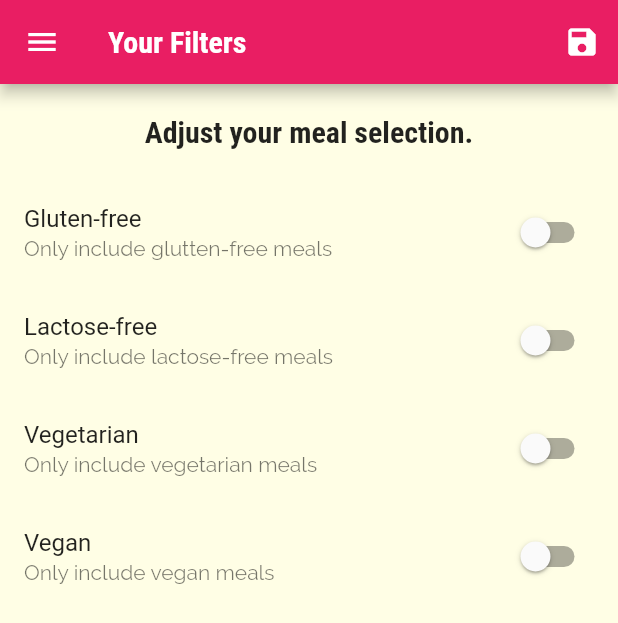
After one commit to O1iv3r1412/meals_app, a Flutter app: the FiltersScreen screen opened by its route, in the side drawer, after a tap on the "save" icon, on a phone screen of 412 x 824 dp. The commit adds this screen. Shown: the top 623 px of the screen. Run offline on Flutter 3.47's test engine with Material 2 defaults, Android fonts, the phone set to English and light mode, and no system bars.

Commit message:
second comit

```diff
--- a/lib/main.dart
+++ b/lib/main.dart
@@ -1,13 +1,73 @@
 import "package:flutter/material.dart";
 
+import './dummy_data.dart';
+import './screens/filters_screen.dart';
 import './screens/tabs_screen.dart';
 import './screens/meal_detail_screen.dart';
 import './screens/category_meals_screen.dart';
 import './screens/categories_screen.dart';
+import './models/meal.dart';
 
 void main() => runApp(MyApp());
 
-class MyApp extends StatelessWidget {
+class MyApp extends StatefulWidget {
+  @override
+  State<MyApp> createState() => _MyAppState();
+}
+
+class _MyAppState extends State<MyApp> {
+  Map<String, bool> _filters = {
+    "gluten": false,
+    "lactose": false,
+    "vegan": false,
+    "vegetarian": false,
+  };
+
+  List<Meal> _availableMeals = DUMMY_MEALS;
+  List<Meal> _favoriteMeals = [];
+
+  void _setFilters(Map<String, bool> filterData) {
+    setState(() {
+      _filters = filterData;
+
+      _availableMeals = DUMMY_MEALS.where((meal) {
+        if (_filters["gluten"] && !meal.isGlutenFree) {
+          return false;
+        }
+        if (_filters["lactose"] && !meal.isLactoseFree) {
+          return false;
+        }
+        if (_filters["vegan"] && !meal.isVegan) {
+          return false;
+        }
+        if (_filters["vegetarian"] && !meal.isVegetarian) {
+          return false;
+        }
+        return true;
+      }).toList();
+    });
+  }
+
+  void _toggleFavorite(String mealId) {
+    final existingIndex =
+        _favoriteMeals.indexWhere((meal) => meal.id == mealId);
+    if (existingIndex >= 0) {
+      setState(() {
+        _favoriteMeals.removeAt(existingIndex);
+      });
+    } else {
+      setState(() {
+        _favoriteMeals.add(
+          DUMMY_MEALS.firstWhere((meal) => meal.id == mealId),
+        );
+      });
+    }
+  }
+
+  bool _isMealFavorite(String id) {
+    return _favoriteMeals.any((meal) => meal.id == id);
+  }
+
   @override
   Widget build(BuildContext context) {
     return MaterialApp(
@@ -37,9 +97,12 @@ class MyApp extends StatelessWidget {
       // home: CategoriesScreen(),
       initialRoute: "/", // default is "/"
       routes: {
-        "/": (ctx) => TabsScreen(),
-        CategoryMealsScreen.routeName: (ctx) => CategoryMealsScreen(),
-        MealDetailScreen.routeName: (ctx) => MealDetailScreen(),
+        "/": (ctx) => TabsScreen(_favoriteMeals),
+        CategoryMealsScreen.routeName: (ctx) =>
+            CategoryMealsScreen(_availableMeals),
+        MealDetailScreen.routeName: (ctx) =>
+            MealDetailScreen(_toggleFavorite, _isMealFavorite),
+        FiltersScreen.routeName: (ctx) => FiltersScreen(_filters, _setFilters),
       },
       onGenerateRoute: (settings) {
         print(settings.arguments);
--- /dev/null
+++ b/lib/screens/filters_screen.dart
@@ -0,0 +1,132 @@
+import 'package:flutter/material.dart';
+
+import '../widgets/main_drawer.dart';
+
+class FiltersScreen extends StatefulWidget {
+  static const routeName = "/filters";
+
+  final Function saveFilters;
+  final Map<String, bool> currentFilter;
+
+  FiltersScreen(this.currentFilter, this.saveFilters);
+
+  @override
+  State<FiltersScreen> createState() => _FiltersScreenState();
+}
+
+class _FiltersScreenState extends State<FiltersScreen> {
+  bool _glutenFree = false;
+  bool _vegetarian = false;
+  bool _vegan = false;
+  bool _lactoseFree = false;
+
+  initState() {
+    _glutenFree = widget.currentFilter["gluten"];
+    _lactoseFree = widget.currentFilter["lactose"];
+    _vegan = widget.currentFilter["vegan"];
+    _vegetarian = widget.currentFilter["vegetarian"];
+    super.initState();
+  }
+
+  Widget _buildSwitchListTile(String title, String description,
+      bool currentValue, Function(bool) updateValue) {
+    return SwitchListTile(
+      title: Text(title),
+      value: currentValue,
+      subtitle: Text(
+        description,
+      ),
+      onChanged: updateValue,
+    );
+  }
+
+  @override
+  Widget build(BuildContext context) {
+    return Scaffold(
+      appBar: AppBar(
+        title: Text("Your Filters"),
+        actions: [
+          IconButton(
+            icon: Icon(Icons.save),
+            onPressed: () {
+              final selectedFilters = {
+                "gluten": _glutenFree,
+                "lactose": _lactoseFree,
+                "vegan": _vegan,
+                "vegetarian": _vegetarian,
+              };
+
+              widget.saveFilters(selectedFilters);
+            },
+          )
+        ],
+      ),
+      drawer: MainDrawer(),
+      body: Column(
+        children: <Widget>[
+          Container(
+            padding: EdgeInsets.all(20),
+            child: Text(
+              "Adjust your meal selection.",
+              style: Theme.of(context).textTheme.headline6,
+            ),
+          ),
+          Expanded(
+            child: ListView(
+              children: <Widget>[
+                _buildSwitchListTile(
+                  "Gluten-free",
+                  "Only include glutten-free meals",
+                  _glutenFree,
+                  (newValue) {
+                    setState(
+                      () {
+                        _glutenFree = newValue;
+                      },
+                    );
+                  },
+                ),
+                _buildSwitchListTile(
+                  "Lactose-free",
+                  "Only include lactose-free meals",
+                  _lactoseFree,
+                  (newValue) {
+                    setState(
+                      () {
+                        _lactoseFree = newValue;
+                      },
+                    );
+                  },
+                ),
+                _buildSwitchListTile(
+                  "Vegetarian",
+                  "Only include vegetarian meals",
+                  _vegetarian,
+                  (newValue) {
+                    setState(
+                      () {
+                        _vegetarian = newValue;
+                      },
+                    );
+                  },
+                ),
+                _buildSwitchListTile(
+                  "Vegan",
+                  "Only include vegan meals",
+                  _vegan,
+                  (newValue) {
+                    setState(
+                      () {
+                        _vegan = newValue;
+                      },
+                    );
+                  },
+                )
+              ],
+            ),
+          ),
+        ],
+      ),
+    );
+  }
+}
--- a/lib/widgets/main_drawer.dart
+++ b/lib/widgets/main_drawer.dart
@@ -1,7 +1,9 @@
 import "package:flutter/material.dart";
 
+import '../screens/filters_screen.dart';
+
 class MainDrawer extends StatelessWidget {
-  Widget buildListTile(String title, IconData icon) {
+  Widget buildListTile(String title, IconData icon, Function tapHandler) {
     return ListTile(
       leading: Icon(
         icon,
@@ -15,7 +17,7 @@ class MainDrawer extends StatelessWidget {
           fontWeight: FontWeight.bold,
         ),
       ),
-      onTap: () {},
+      onTap: tapHandler,
     );
   }
 
@@ -41,8 +43,20 @@ class MainDrawer extends StatelessWidget {
         SizedBox(
           height: 20,
         ),
-        buildListTile("Meals", Icons.restaurant),
-        buildListTile("Filters", Icons.settings),
+        buildListTile(
+          "Meals",
+          Icons.restaurant,
+          () {
+            Navigator.of(context).pushReplacementNamed("/");
+          },
+        ),
+        buildListTile(
+          "Filters",
+          Icons.settings,
+          () {
+            Navigator.of(context).pushReplacementNamed(FiltersScreen.routeName);
+          },
+        ),
       ]),
     );
   }
```
Also changed, not shown: lib/screens/category_meals_screen.dart (+44 -20 lines), lib/screens/favorites_screen.dart (+26 -3 lines), lib/screens/meal_detail_screen.dart (+11 -0 lines), lib/screens/tabs_screen.dart (+14 -3 lines), lib/widgets/meal_item.dart (+8 -2 lines).
